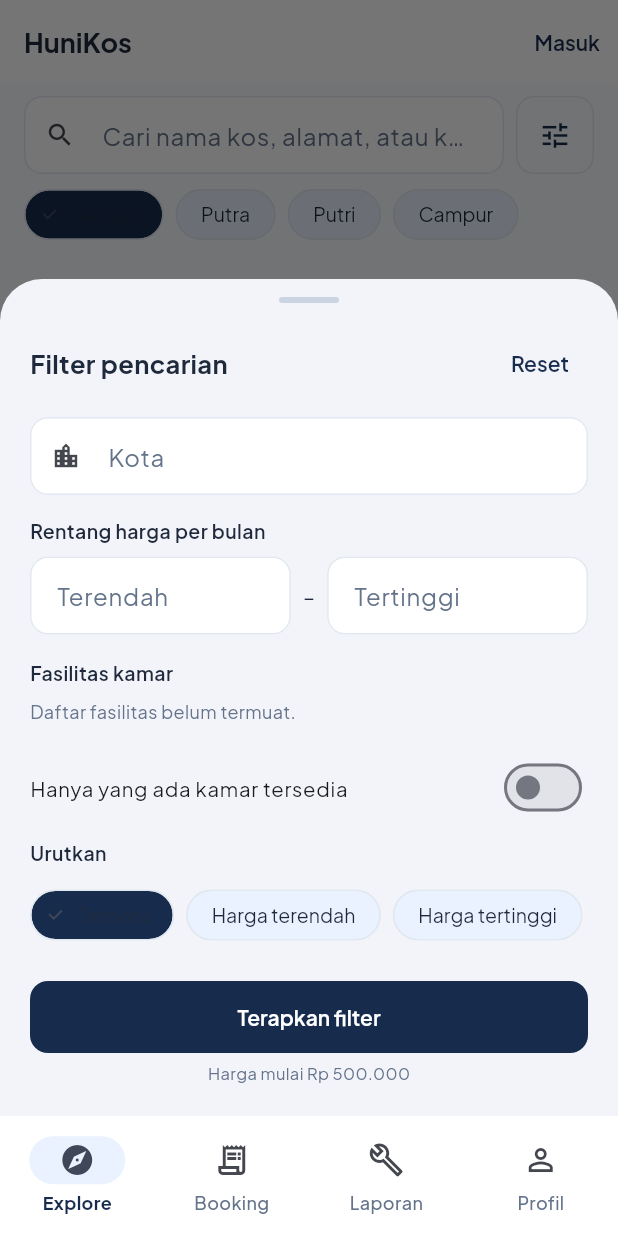
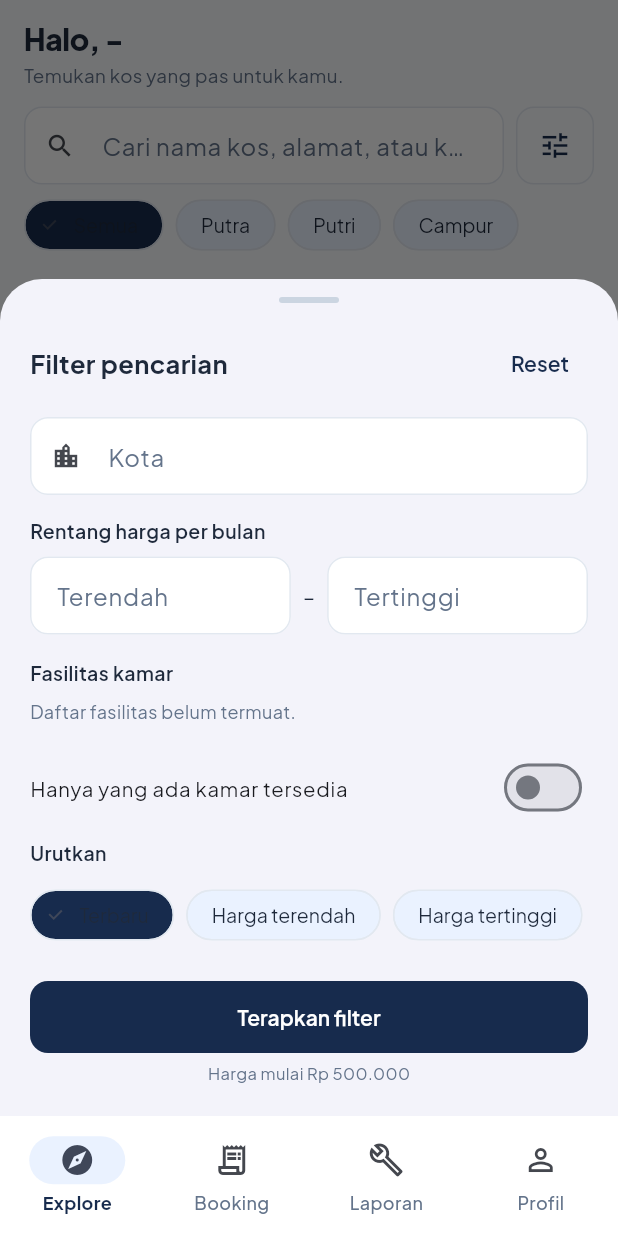
Before and after one commit to willdannaltairr/HuniKos-Flutter, a Flutter app: the ExploreScreen screen opened by its route, after a tap on the "tune" icon, on a phone screen of 412 x 824 dp. Run offline on Flutter 3.47's test engine with Material 3 defaults, Android fonts, the phone set to English and light mode, and no system bars; our stand-ins replace cached_network_image, dio, flutter_secure_storage, go_router, google_fonts, image_picker; accounts and stored records are empty; network calls fail.

Commit message:
refactor(mobile-tenant): drop guest mode from explore screen

```diff
--- a/lib/screens/tenant/explore_screen.dart
+++ b/lib/screens/tenant/explore_screen.dart
@@ -11,12 +11,9 @@ import '../../widgets/property_card.dart';
 import '../../widgets/state_views.dart';
 import 'explore_filter_sheet.dart';
 
-/// Beranda pencarian kos. Dipakai tamu (dengan AppBar sendiri) dan penyewa
-/// (di dalam shell).
+/// Beranda pencarian kos untuk penyewa, dipakai di dalam shell.
 class ExploreScreen extends StatefulWidget {
-  const ExploreScreen({super.key, this.embedded = false});
-
-  final bool embedded;
+  const ExploreScreen({super.key});
 
   @override
   State<ExploreScreen> createState() => _ExploreScreenState();
@@ -98,27 +95,14 @@ class _ExploreScreenState extends State<ExploreScreen> {
     final auth = context.watch<AuthProvider>();
 
     return Scaffold(
-      appBar: widget.embedded
-          ? null
-          : AppBar(
-              title: const Text('HuniKos'),
-              actions: [
-                TextButton(
-                  onPressed: () => context.go(
-                    auth.isLoggedIn ? '/tenant' : '/login',
-                  ),
-                  child: Text(auth.isLoggedIn ? 'Akun saya' : 'Masuk'),
-                ),
-              ],
-            ),
       body: Column(
         children: [
           Padding(
-            padding: EdgeInsets.fromLTRB(16, widget.embedded ? 12 : 8, 16, 8),
+            padding: const EdgeInsets.fromLTRB(16, 12, 16, 8),
             child: Column(
               crossAxisAlignment: CrossAxisAlignment.start,
               children: [
-                if (widget.embedded) ...[
+                ...[
                   Text(
                     'Halo, ${auth.user?.fullName.split(' ').first ?? 'Pencari kos'}',
                     style: const TextStyle(
@@ -186,13 +170,13 @@ class _ExploreScreenState extends State<ExploreScreen> {
               ],
             ),
           ),
-          Expanded(child: _buildBody(catalog, auth)),
+          Expanded(child: _buildBody(catalog)),
         ],
       ),
     );
   }
 
-  Widget _buildBody(CatalogProvider catalog, AuthProvider auth) {
+  Widget _buildBody(CatalogProvider catalog) {
     if (catalog.loading && catalog.items.isEmpty) {
       return const LoadingView(message: 'Mencari kos terdekat untukmu…');
     }
```
